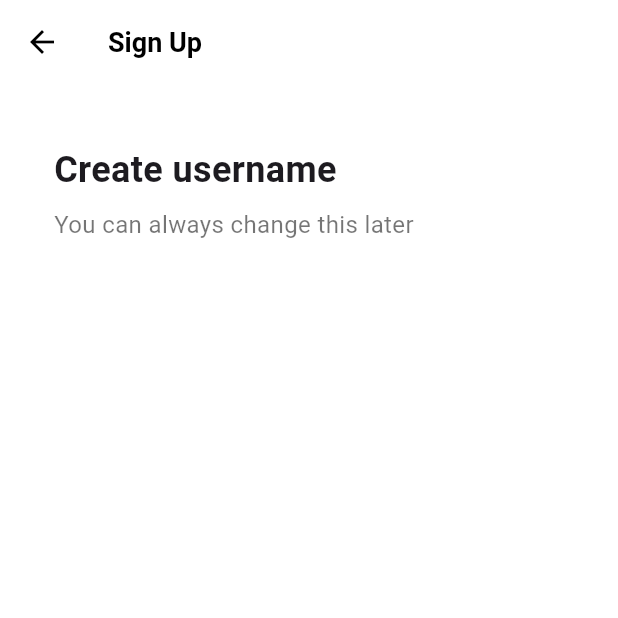
After one commit to CHANIVER/tiktok_clone_again, a Flutter app: the screen it shows after launch, after a tap on "Use email & password", on a phone screen of 412 x 824 dp, the top half of it. The commit adds this screen. Run offline on Flutter 3.47's test engine with Material 3 defaults, Android fonts, the phone set to English and light mode, and no system bars; our stand-ins replace font_awesome_flutter.

Commit message:
#4.3 Sign Up Form

```diff
--- /dev/null
+++ b/lib/features/authentication/email_screen.dart
@@ -0,0 +1,45 @@
+import 'package:flutter/material.dart';
+import 'package:tiktok_clone_again/constants/gaps.dart';
+import 'package:tiktok_clone_again/constants/sizes.dart';
+
+class EmailScreen extends StatelessWidget {
+  const EmailScreen({super.key});
+
+  @override
+  Widget build(BuildContext context) {
+    return Scaffold(
+      backgroundColor: Colors.white,
+      appBar: AppBar(
+        title: const Text(
+          "Sign Up",
+        ),
+      ),
+      body: const Padding(
+        padding: EdgeInsets.symmetric(
+          horizontal: Sizes.size36,
+        ),
+        child: Column(
+          crossAxisAlignment: CrossAxisAlignment.start,
+          children: [
+            Gaps.v40,
+            Text(
+              "Create username",
+              style: TextStyle(
+                fontSize: Sizes.size24,
+                fontWeight: FontWeight.w700,
+              ),
+            ),
+            Gaps.v8,
+            Text(
+              "You can always change this later",
+              style: TextStyle(
+                fontSize: Sizes.size16,
+                color: Colors.black54,
+              ),
+            ),
+          ],
+        ),
+      ),
+    );
+  }
+}
--- a/lib/features/authentication/login_screen.dart
+++ b/lib/features/authentication/login_screen.dart
@@ -52,7 +52,7 @@
         ),
       ),
       bottomNavigationBar: BottomAppBar(
-        color: Colors.grey.shade100,
+        color: Colors.grey.shade50,
         elevation: 2,
         child: Padding(
           padding: const EdgeInsets.symmetric(
--- a/lib/features/authentication/sign_up_screen.dart
+++ b/lib/features/authentication/sign_up_screen.dart
@@ -2,13 +2,14 @@
 import 'package:font_awesome_flutter/font_awesome_flutter.dart';
 import 'package:tiktok_clone_again/constants/gaps.dart';
 import 'package:tiktok_clone_again/constants/sizes.dart';
+import 'package:tiktok_clone_again/features/authentication/email_screen.dart';
 import 'package:tiktok_clone_again/features/authentication/login_screen.dart';
 import 'package:tiktok_clone_again/features/authentication/widgets/auth_button.dart';
 
 class SignUpScreen extends StatelessWidget {
   const SignUpScreen({super.key});
 
-  void onLoginTap(BuildContext context) {
+  void _onLoginTap(BuildContext context) {
     Navigator.of(context).push(
       MaterialPageRoute(
         builder: (context) => const LoginScreen(),
@@ -16,18 +17,26 @@
     );
   }
 
+  void _onEmailTap(BuildContext context) {
+    Navigator.of(context).push(
+      MaterialPageRoute(
+        builder: (context) => const EmailScreen(),
+      ),
+    );
+  }
+
   @override
   Widget build(BuildContext context) {
     return Scaffold(
-      body: const SafeArea(
+      body: SafeArea(
         child: Padding(
-          padding: EdgeInsets.symmetric(
+          padding: const EdgeInsets.symmetric(
             horizontal: Sizes.size40,
           ),
           child: Column(
             children: [
               Gaps.v80,
-              Text(
+              const Text(
                 "Sign up for TikTok",
                 style: TextStyle(
                   fontSize: Sizes.size24,
@@ -35,7 +44,7 @@
                 ),
               ),
               Gaps.v20,
-              Text(
+              const Text(
                 "Create a profile, follow other accounts, make your own videos, and more.",
                 style: TextStyle(
                   fontSize: Sizes.size16,
@@ -44,11 +53,14 @@
                 textAlign: TextAlign.center,
               ),
               Gaps.v40,
-              AuthButton(
-                  icon: FaIcon(FontAwesomeIcons.user),
-                  text: "Use email & password"),
+              GestureDetector(
+                onTap: () => _onEmailTap(context),
+                child: const AuthButton(
+                    icon: FaIcon(FontAwesomeIcons.user),
+                    text: "Use email & password"),
+              ),
               Gaps.v16,
-              AuthButton(
+              const AuthButton(
                   icon: FaIcon(FontAwesomeIcons.apple),
                   text: "Continue with Apple"),
             ],
@@ -56,7 +68,7 @@
         ),
       ),
       bottomNavigationBar: BottomAppBar(
-        color: Colors.grey.shade100,
+        color: Colors.grey.shade50,
         elevation: 2,
         child: Padding(
           padding: const EdgeInsets.symmetric(
@@ -68,7 +80,7 @@
               const Text("Already have account?"),
               Gaps.h5,
               GestureDetector(
-                onTap: () => onLoginTap(context),
+                onTap: () => _onLoginTap(context),
                 child: Text(
                   "Log in",
                   style: TextStyle(
--- a/lib/main.dart
+++ b/lib/main.dart
@@ -1,4 +1,5 @@
 import 'package:flutter/material.dart';
+import 'package:tiktok_clone_again/constants/sizes.dart';
 import 'package:tiktok_clone_again/features/authentication/sign_up_screen.dart';
 
 void main() {
@@ -13,6 +14,17 @@
     return MaterialApp(
       title: 'TikTok Clone',
       theme: ThemeData(
+        appBarTheme: const AppBarTheme(
+          foregroundColor: Colors.black,
+          backgroundColor: Colors.white,
+          elevation: 0,
+          titleTextStyle: TextStyle(
+            fontSize: Sizes.size16 + Sizes.size2,
+            fontWeight: FontWeight.w600,
+            color: Colors.black,
+          ),
+        ),
+        scaffoldBackgroundColor: Colors.white,
         primaryColor: const Color(0xFFE9435A),
         useMaterial3: true,
       ),
```
Also changed, not shown: lib/features/authentication/username_screen.dart (added).
